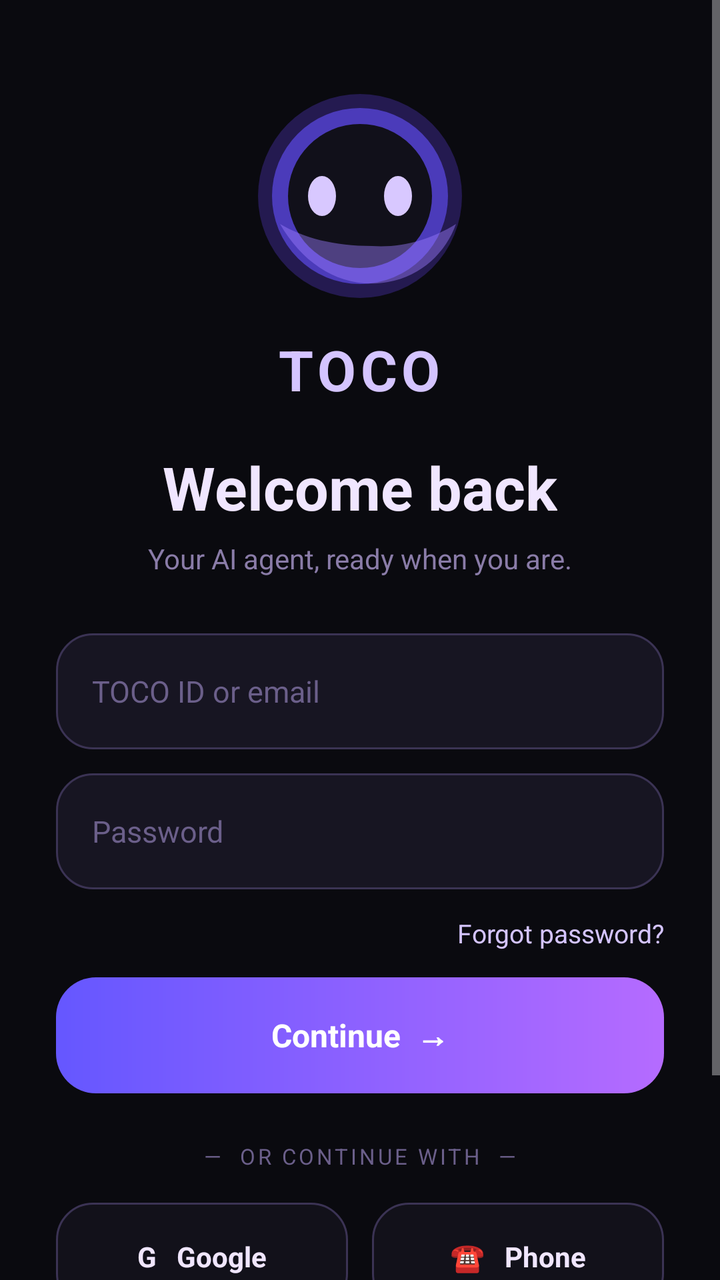
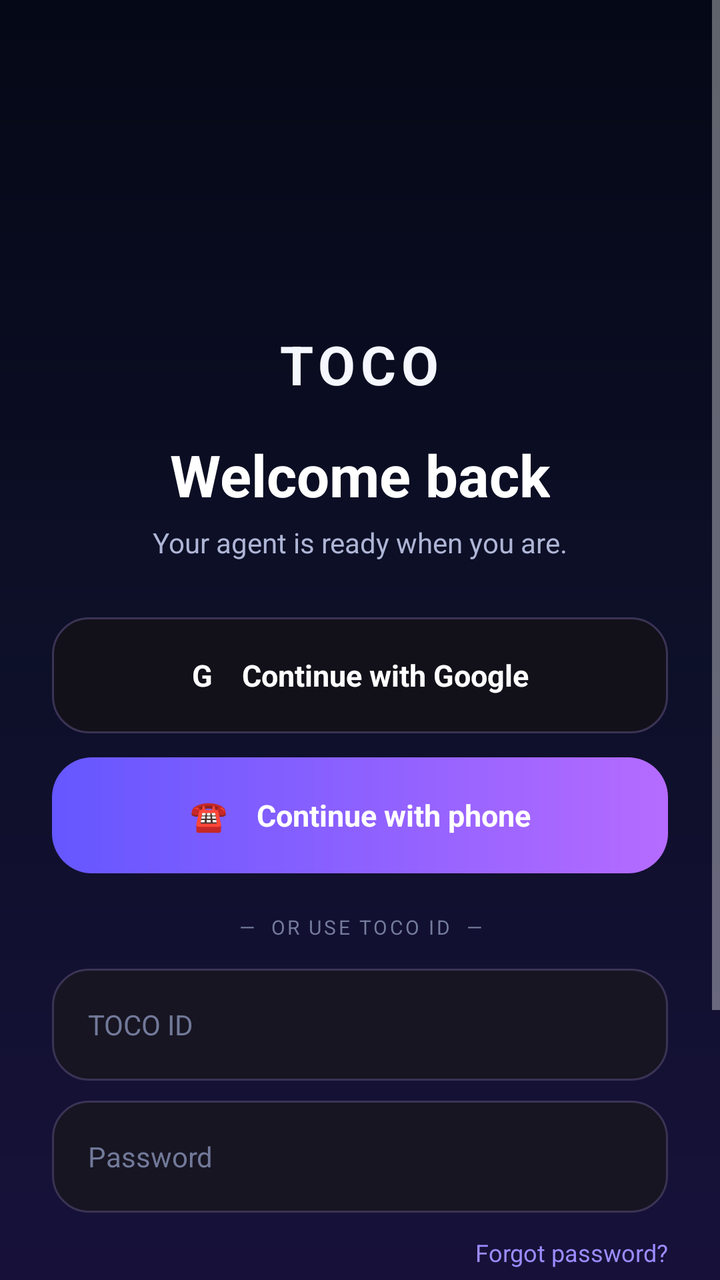

Screens rendered from an Android XML layout before and after an edit, with the pre-edit source and the edit as a unified diff.
<!-- AndroidManifest.xml: activity theme Theme.Toco -->
<!-- res/layout/activity_login.xml -->
<?xml version="1.0" encoding="utf-8"?>
<ScrollView xmlns:android="http://schemas.android.com/apk/res/android"
    android:layout_width="match_parent" android:layout_height="match_parent"
    android:background="@color/bg" android:fillViewport="true" android:overScrollMode="never">

    <LinearLayout android:layout_width="match_parent" android:layout_height="wrap_content"
        android:orientation="vertical" android:gravity="center_horizontal"
        android:paddingLeft="28dp" android:paddingRight="28dp" android:paddingTop="42dp" android:paddingBottom="28dp">

        <ImageView android:id="@+id/authLogo" android:layout_width="112dp" android:layout_height="112dp"
            android:src="@drawable/bg_toco_orb" android:contentDescription="TOCO" />

        <TextView android:layout_width="wrap_content" android:layout_height="wrap_content" android:layout_marginTop="12dp"
            android:text="TOCO" android:textColor="@color/accent_light" android:textSize="28sp" android:textStyle="bold" android:letterSpacing="0.08" />

        <TextView android:id="@+id/authTitle" android:layout_width="wrap_content" android:layout_height="wrap_content" android:layout_marginTop="20dp"
            android:text="Welcome back" android:textColor="@color/text_primary" android:textSize="30sp" android:textStyle="bold" />

        <TextView android:id="@+id/authSubtitle" android:layout_width="wrap_content" android:layout_height="wrap_content" android:layout_marginTop="6dp"
            android:text="Your AI agent, ready when you are." android:textColor="@color/text_secondary" android:textSize="14sp" />

        <LinearLayout android:id="@+id/idPanel" android:layout_width="match_parent" android:layout_height="wrap_content"
            android:orientation="vertical" android:layout_marginTop="28dp">
            <EditText android:id="@+id/tocoId" android:layout_width="match_parent" android:layout_height="58dp"
                android:background="@drawable/bg_auth_input" android:hint="TOCO ID or email" android:singleLine="true"
                android:inputType="textEmailAddress" android:textColor="@color/text_primary" android:textColorHint="@color/text_hint" android:textSize="15sp" />
            <EditText android:id="@+id/tocoPassword" android:layout_width="match_parent" android:layout_height="58dp" android:layout_marginTop="12dp"
                android:background="@drawable/bg_auth_input" android:hint="Password" android:singleLine="true"
                android:inputType="textPassword" android:textColor="@color/text_primary" android:textColorHint="@color/text_hint" android:textSize="15sp" />
            <TextView android:id="@+id/forgotPassword" android:layout_width="wrap_content" android:layout_height="44dp" android:layout_gravity="end"
                android:gravity="center_vertical" android:text="Forgot password?" android:textColor="@color/accent_light" android:textSize="13sp" />
            <TextView android:id="@+id/tocoLogin" android:layout_width="match_parent" android:layout_height="58dp" android:background="@drawable/bg_auth_button"
                android:gravity="center" android:text="Continue  →" android:textColor="#FFFFFF" android:textSize="16sp" android:textStyle="bold" />
        </LinearLayout>

        <LinearLayout android:id="@+id/createPanel" android:layout_width="match_parent" android:layout_height="wrap_content" android:orientation="vertical"
            android:layout_marginTop="28dp" android:visibility="gone">
            <EditText android:id="@+id/createUsername" android:layout_width="match_parent" android:layout_height="58dp" android:background="@drawable/bg_auth_input"
                android:hint="Choose your username" android:singleLine="true" android:inputType="text" android:textColor="@color/text_primary" android:textColorHint="@color/text_hint" />
            <TextView android:id="@+id/idPreview" android:layout_width="match_parent" android:layout_height="wrap_content" android:layout_marginTop="8dp"
                android:text="yourname@toco.io" android:textColor="@color/accent_light" android:textSize="13sp" />
            <EditText android:id="@+id/createPassword" android:layout_width="match_parent" android:layout_height="58dp" android:layout_marginTop="12dp" android:background="@drawable/bg_auth_input"
                android:hint="Create password" android:singleLine="true" android:inputType="textPassword" android:textColor="@color/text_primary" android:textColorHint="@color/text_hint" />
            <TextView android:id="@+id/tocoCreate" android:layout_width="match_parent" android:layout_height="58dp" android:layout_marginTop="18dp" android:background="@drawable/bg_auth_button"
                android:gravity="center" android:text="Create account  →" android:textColor="#FFFFFF" android:textSize="16sp" android:textStyle="bold" />
        </LinearLayout>

        <LinearLayout android:id="@+id/phonePanel" android:layout_width="match_parent" android:layout_height="wrap_content" android:orientation="vertical"
            android:layout_marginTop="28dp" android:visibility="gone">
            <EditText android:id="@+id/phoneNumber" android:layout_width="match_parent" android:layout_height="58dp" android:background="@drawable/bg_auth_input"
                android:hint="+880  Your phone number" android:singleLine="true" android:inputType="phone" android:textColor="@color/text_primary" android:textColorHint="@color/text_hint" />
            <TextView android:id="@+id/sendPhoneCode" android:layout_width="match_parent" android:layout_height="58dp" android:layout_marginTop="16dp" android:background="@drawable/bg_auth_button"
                android:gravity="center" android:text="Send verification code  →" android:textColor="#FFFFFF" android:textStyle="bold" />
            <EditText android:id="@+id/phoneCode" android:layout_width="match_parent" android:layout_height="58dp" android:layout_marginTop="14dp" android:background="@drawable/bg_auth_input"
                android:hint="6-digit verification code" android:singleLine="true" android:inputType="number" android:textColor="@color/text_primary" android:textColorHint="@color/text_hint" android:visibility="gone" />
            <TextView android:id="@+id/verifyPhone" android:layout_width="match_parent" android:layout_height="58dp" android:layout_marginTop="14dp" android:background="@drawable/bg_auth_button"
                android:gravity="center" android:text="Verify &amp; continue  →" android:textColor="#FFFFFF" android:textStyle="bold" android:visibility="gone" />
        </LinearLayout>

        <LinearLayout android:id="@+id/socialPanel" android:layout_width="match_parent" android:layout_height="wrap_content" android:orientation="vertical" android:layout_marginTop="24dp">
            <TextView android:layout_width="match_parent" android:layout_height="wrap_content" android:gravity="center" android:text="—  OR CONTINUE WITH  —"
                android:textColor="@color/text_hint" android:textSize="11sp" android:letterSpacing="0.12" />
            <LinearLayout android:layout_width="match_parent" android:layout_height="wrap_content" android:orientation="horizontal" android:layout_marginTop="16dp">
                <TextView android:id="@+id/googleLogin" android:layout_width="0dp" android:layout_height="54dp" android:layout_weight="1" android:background="@drawable/bg_auth_social"
                    android:gravity="center" android:text="G   Google" android:textColor="@color/text_primary" android:textSize="14sp" android:textStyle="bold" />
                <Space android:layout_width="12dp" android:layout_height="1dp" />
                <TextView android:id="@+id/phoneLogin" android:layout_width="0dp" android:layout_height="54dp" android:layout_weight="1" android:background="@drawable/bg_auth_social"
                    android:gravity="center" android:text="☎   Phone" android:textColor="@color/text_primary" android:textSize="14sp" android:textStyle="bold" />
            </LinearLayout>
            <TextView android:id="@+id/createAccountLink" android:layout_width="match_parent" android:layout_height="52dp" android:gravity="center"
                android:text="New to TOCO?  Create an account" android:textColor="@color/accent_light" android:textSize="13sp" />
            <TextView android:id="@+id/backToLogin" android:layout_width="match_parent" android:layout_height="52dp" android:gravity="center"
                android:text="← Back to sign in" android:textColor="@color/accent_light" android:textSize="13sp" android:visibility="gone" />
        </LinearLayout>

        <ProgressBar android:id="@+id/loginProgress" style="?android:attr/progressBarStyleSmall" android:layout_width="wrap_content" android:layout_height="wrap_content"
            android:layout_marginTop="12dp" android:indeterminateTint="@color/accent" android:visibility="gone" />
        <TextView android:id="@+id/loginStatus" android:layout_width="match_parent" android:layout_height="wrap_content" android:layout_marginTop="10dp"
            android:gravity="center" android:text="Private by design. Secured with your account." android:textColor="@color/text_secondary" android:textSize="12sp" />
    </LinearLayout>
</ScrollView>
<!-- resources referenced by this layout -->
<resources>
  <color name="accent">#9B7CFF</color>
  <color name="accent_light">#D4C4FF</color>
  <color name="bg">#0A0A0F</color>
  <color name="text_hint">#6B5F8A</color>
  <color name="text_primary">#F0E6FF</color>
  <color name="text_secondary">#8A7CA8</color>
  <!-- drawable bg_auth_button (drawable) -->
  <shape xmlns:android="http://schemas.android.com/apk/res/android" android:shape="rectangle">
      <gradient android:angle="0" android:startColor="#6557FF" android:endColor="#B56BFF"/>
      <corners android:radius="20dp"/>
  </shape>
  <!-- drawable bg_auth_input (drawable) -->
  <shape xmlns:android="http://schemas.android.com/apk/res/android" android:shape="rectangle">
      <solid android:color="#171522"/>
      <stroke android:width="1dp" android:color="#3B3354"/>
      <corners android:radius="18dp"/>
      <padding android:left="18dp" android:right="18dp" android:top="4dp" android:bottom="4dp"/>
  </shape>
  <!-- drawable bg_auth_social (drawable) -->
  <shape xmlns:android="http://schemas.android.com/apk/res/android" android:shape="rectangle">
      <solid android:color="#12111A"/>
      <stroke android:width="1dp" android:color="#3B3354"/>
      <corners android:radius="18dp"/>
  </shape>
  <!-- drawable bg_toco_orb (drawable) -->
  <vector xmlns:android="http://schemas.android.com/apk/res/android" android:width="112dp" android:height="112dp" android:viewportWidth="112" android:viewportHeight="112">
      <path android:fillColor="#241A50" android:pathData="M56,5A51,51 0,1 0,56 107A51,51 0,1 0,56 5"/>
      <path android:fillColor="#4B3BBA" android:pathData="M56,12A44,44 0,1 0,56 100A44,44 0,1 0,56 12"/>
      <path android:fillColor="#11101A" android:pathData="M56,20A36,36 0,1 0,56 92A36,36 0,1 0,56 20"/>
      <path android:fillColor="#D8C8FF" android:pathData="M37,46A7,10 0,1 0,37 66A7,10 0,1 0,37 46M75,46A7,10 0,1 0,75 66A7,10 0,1 0,75 46"/>
      <path android:fillColor="#9B7CFF" android:pathData="M16,70C28,91 48,103 70,99C87,96 99,84 104,70C91,78 77,82 62,81C43,81 28,77 16,70Z" android:fillAlpha="0.45"/>
  </vector>
  <style name="Theme.Toco" parent="Theme.AppCompat.NoActionBar">
          <item name="android:windowBackground">@color/bg</item>
          <item name="android:statusBarColor">@color/bg</item>
          <item name="android:navigationBarColor">@color/bg</item>
          <item name="android:windowLightStatusBar">false</item>
          <item name="colorAccent">@color/accent</item>
      </style>
</resources>

<!-- the commit's change to res/layout/activity_login.xml (unified diff, before → after) -->
@@ -1,81 +1,91 @@
 <?xml version="1.0" encoding="utf-8"?>
 <ScrollView xmlns:android="http://schemas.android.com/apk/res/android"
     android:layout_width="match_parent" android:layout_height="match_parent"
-    android:background="@color/bg" android:fillViewport="true" android:overScrollMode="never">
+    android:background="@drawable/bg_auth_screen" android:fillViewport="true" android:overScrollMode="never">
 
     <LinearLayout android:layout_width="match_parent" android:layout_height="wrap_content"
         android:orientation="vertical" android:gravity="center_horizontal"
-        android:paddingLeft="28dp" android:paddingRight="28dp" android:paddingTop="42dp" android:paddingBottom="28dp">
+        android:paddingLeft="26dp" android:paddingRight="26dp" android:paddingTop="38dp" android:paddingBottom="28dp">
 
-        <ImageView android:id="@+id/authLogo" android:layout_width="112dp" android:layout_height="112dp"
-            android:src="@drawable/bg_toco_orb" android:contentDescription="TOCO" />
+        <ImageView android:id="@+id/authLogo" android:layout_width="118dp" android:layout_height="118dp"
+            android:src="@mipmap/ic_launcher" android:contentDescription="TOCO" />
 
-        <TextView android:layout_width="wrap_content" android:layout_height="wrap_content" android:layout_marginTop="12dp"
-            android:text="TOCO" android:textColor="@color/accent_light" android:textSize="28sp" android:textStyle="bold" android:letterSpacing="0.08" />
+        <TextView android:layout_width="wrap_content" android:layout_height="wrap_content" android:layout_marginTop="8dp"
+            android:text="TOCO" android:textColor="#F5F7FF" android:textSize="27sp" android:textStyle="bold" android:letterSpacing="0.10" />
 
-        <TextView android:id="@+id/authTitle" android:layout_width="wrap_content" android:layout_height="wrap_content" android:layout_marginTop="20dp"
-            android:text="Welcome back" android:textColor="@color/text_primary" android:textSize="30sp" android:textStyle="bold" />
+        <TextView android:id="@+id/authTitle" android:layout_width="wrap_content" android:layout_height="wrap_content" android:layout_marginTop="18dp"
+            android:text="Welcome back" android:textColor="#FFFFFF" android:textSize="29sp" android:textStyle="bold" />
 
-        <TextView android:id="@+id/authSubtitle" android:layout_width="wrap_content" android:layout_height="wrap_content" android:layout_marginTop="6dp"
-            android:text="Your AI agent, ready when you are." android:textColor="@color/text_secondary" android:textSize="14sp" />
+        <TextView android:id="@+id/authSubtitle" android:layout_width="wrap_content" android:layout_height="wrap_content" android:layout_marginTop="5dp"
+            android:text="Your agent is ready when you are." android:textColor="#AEB5D5" android:textSize="14sp" />
 
+        
         <LinearLayout android:id="@+id/idPanel" android:layout_width="match_parent" android:layout_height="wrap_content"
             android:orientation="vertical" android:layout_marginTop="28dp">
-            <EditText android:id="@+id/tocoId" android:layout_width="match_parent" android:layout_height="58dp"
-                android:background="@drawable/bg_auth_input" android:hint="TOCO ID or email" android:singleLine="true"
-                android:inputType="textEmailAddress" android:textColor="@color/text_primary" android:textColorHint="@color/text_hint" android:textSize="15sp" />
-            <EditText android:id="@+id/tocoPassword" android:layout_width="match_parent" android:layout_height="58dp" android:layout_marginTop="12dp"
-                android:background="@drawable/bg_auth_input" android:hint="Password" android:singleLine="true"
-                android:inputType="textPassword" android:textColor="@color/text_primary" android:textColorHint="@color/text_hint" android:textSize="15sp" />
-            <TextView android:id="@+id/forgotPassword" android:layout_width="wrap_content" android:layout_height="44dp" android:layout_gravity="end"
-                android:gravity="center_vertical" android:text="Forgot password?" android:textColor="@color/accent_light" android:textSize="13sp" />
-            <TextView android:id="@+id/tocoLogin" android:layout_width="match_parent" android:layout_height="58dp" android:background="@drawable/bg_auth_button"
-                android:gravity="center" android:text="Continue  →" android:textColor="#FFFFFF" android:textSize="16sp" android:textStyle="bold" />
+            <TextView android:id="@+id/googleLogin" android:layout_width="match_parent" android:layout_height="58dp"
+                android:background="@drawable/bg_auth_social" android:gravity="center" android:text="G    Continue with Google"
+                android:textColor="#FFFFFF" android:textSize="15sp" android:textStyle="bold" />
+            <TextView android:id="@+id/phoneLogin" android:layout_width="match_parent" android:layout_height="58dp" android:layout_marginTop="12dp"
+                android:background="@drawable/bg_auth_button" android:gravity="center" android:text="☎    Continue with phone"
+                android:textColor="#FFFFFF" android:textSize="15sp" android:textStyle="bold" />
+
+            <TextView android:layout_width="match_parent" android:layout_height="wrap_content" android:layout_marginTop="20dp"
+                android:gravity="center" android:text="—  OR USE TOCO ID  —" android:textColor="#747B9C" android:textSize="10sp" android:letterSpacing="0.12" />
+            <EditText android:id="@+id/tocoId" android:layout_width="match_parent" android:layout_height="56dp" android:layout_marginTop="14dp"
+                android:background="@drawable/bg_auth_input" android:hint="TOCO ID" android:singleLine="true" android:inputType="textEmailAddress"
+                android:textColor="#FFFFFF" android:textColorHint="#727A9A" android:textSize="14sp" />
+            <EditText android:id="@+id/tocoPassword" android:layout_width="match_parent" android:layout_height="56dp" android:layout_marginTop="10dp"
+                android:background="@drawable/bg_auth_input" android:hint="Password" android:singleLine="true" android:inputType="textPassword"
+                android:textColor="#FFFFFF" android:textColorHint="#727A9A" android:textSize="14sp" />
+            <TextView android:id="@+id/forgotPassword" android:layout_width="wrap_content" android:layout_height="40dp" android:layout_gravity="end"
+                android:gravity="center_vertical" android:text="Forgot password?" android:textColor="#9B8CFF" android:textSize="12sp" />
+            <TextView android:id="@+id/tocoLogin" android:layout_width="match_parent" android:layout_height="54dp" android:background="@drawable/bg_auth_social"
+                android:gravity="center" android:text="Sign in with TOCO ID" android:textColor="#FFFFFF" android:textSize="14sp" android:textStyle="bold" />
         </LinearLayout>
 
         <LinearLayout android:id="@+id/createPanel" android:layout_width="match_parent" android:layout_height="wrap_content" android:orientation="vertical"
             android:layout_marginTop="28dp" android:visibility="gone">
             <EditText android:id="@+id/createUsername" android:layout_width="match_parent" android:layout_height="58dp" android:background="@drawable/bg_auth_input"
-                android:hint="Choose your username" android:singleLine="true" android:inputType="text" android:textColor="@color/text_primary" android:textColorHint="@color/text_hint" />
+                android:hint="Choose your username" android:singleLine="true" android:inputType="text" android:textColor="#FFFFFF" android:textColorHint="#727A9A" />
             <TextView android:id="@+id/idPreview" android:layout_width="match_parent" android:layout_height="wrap_content" android:layout_marginTop="8dp"
-                android:text="yourname@toco.io" android:textColor="@color/accent_light" android:textSize="13sp" />
+                android:text="yourname@toco.io" android:textColor="#9B8CFF" android:textSize="13sp" />
             <EditText android:id="@+id/createPassword" android:layout_width="match_parent" android:layout_height="58dp" android:layout_marginTop="12dp" android:background="@drawable/bg_auth_input"
-                android:hint="Create password" android:singleLine="true" android:inputType="textPassword" android:textColor="@color/text_primary" android:textColorHint="@color/text_hint" />
+                android:hint="Create password" android:singleLine="true" android:inputType="textPassword" android:textColor="#FFFFFF" android:textColorHint="#727A9A" />
             <TextView android:id="@+id/tocoCreate" android:layout_width="match_parent" android:layout_height="58dp" android:layout_marginTop="18dp" android:background="@drawable/bg_auth_button"
                 android:gravity="center" android:text="Create account  →" android:textColor="#FFFFFF" android:textSize="16sp" android:textStyle="bold" />
         </LinearLayout>
 
         <LinearLayout android:id="@+id/phonePanel" android:layout_width="match_parent" android:layout_height="wrap_content" android:orientation="vertical"
             android:layout_marginTop="28dp" android:visibility="gone">
-            <EditText android:id="@+id/phoneNumber" android:layout_width="match_parent" android:layout_height="58dp" android:background="@drawable/bg_auth_input"
-                android:hint="+880  Your phone number" android:singleLine="true" android:inputType="phone" android:textColor="@color/text_primary" android:textColorHint="@color/text_hint" />
-            <TextView android:id="@+id/sendPhoneCode" android:layout_width="match_parent" android:layout_height="58dp" android:layout_marginTop="16dp" android:background="@drawable/bg_auth_button"
-                android:gravity="center" android:text="Send verification code  →" android:textColor="#FFFFFF" android:textStyle="bold" />
-            <EditText android:id="@+id/phoneCode" android:layout_width="match_parent" android:layout_height="58dp" android:layout_marginTop="14dp" android:background="@drawable/bg_auth_input"
-                android:hint="6-digit verification code" android:singleLine="true" android:inputType="number" android:textColor="@color/text_primary" android:textColorHint="@color/text_hint" android:visibility="gone" />
-            <TextView android:id="@+id/verifyPhone" android:layout_width="match_parent" android:layout_height="58dp" android:layout_marginTop="14dp" android:background="@drawable/bg_auth_button"
-                android:gravity="center" android:text="Verify &amp; continue  →" android:textColor="#FFFFFF" android:textStyle="bold" android:visibility="gone" />
+            <TextView android:layout_width="match_parent" android:layout_height="wrap_content" android:text="Your phone number"
+                android:textColor="#D9DDF2" android:textSize="13sp" />
+            <EditText android:id="@+id/phoneNumber" android:layout_width="match_parent" android:layout_height="58dp" android:layout_marginTop="8dp"
+                android:background="@drawable/bg_auth_input" android:hint="+880 1XXXXXXXXX" android:singleLine="true" android:inputType="phone"
+                android:textColor="#FFFFFF" android:textColorHint="#727A9A" />
+            <TextView android:id="@+id/sendPhoneCode" android:layout_width="match_parent" android:layout_height="58dp" android:layout_marginTop="16dp"
+                android:background="@drawable/bg_auth_button" android:gravity="center" android:text="Continue  →" android:textColor="#FFFFFF" android:textStyle="bold" />
+            <TextView android:layout_width="match_parent" android:layout_height="wrap_content" android:layout_marginTop="10dp" android:gravity="center"
+                android:text="TOCO tries WhatsApp first. SMS is available as fallback." android:textColor="#7F87A8" android:textSize="11sp" />
+            <EditText android:id="@+id/phoneCode" android:layout_width="match_parent" android:layout_height="58dp" android:layout_marginTop="18dp"
+                android:background="@drawable/bg_auth_input" android:hint="6-digit verification code" android:singleLine="true" android:inputType="number"
+                android:textColor="#FFFFFF" android:textColorHint="#727A9A" android:visibility="gone" />
+            <TextView android:id="@+id/verifyPhone" android:layout_width="match_parent" android:layout_height="58dp" android:layout_marginTop="12dp"
+                android:background="@drawable/bg_auth_button" android:gravity="center" android:text="Verify &amp; continue  →" android:textColor="#FFFFFF"
+                android:textStyle="bold" android:visibility="gone" />
+            <TextView android:id="@+id/smsFallback" android:layout_width="match_parent" android:layout_height="48dp" android:layout_marginTop="6dp"
+                android:gravity="center" android:text="Didn't get it? Send by SMS" android:textColor="#9B8CFF" android:textSize="13sp" android:visibility="gone" />
         </LinearLayout>
 
-        <LinearLayout android:id="@+id/socialPanel" android:layout_width="match_parent" android:layout_height="wrap_content" android:orientation="vertical" android:layout_marginTop="24dp">
-            <TextView android:layout_width="match_parent" android:layout_height="wrap_content" android:gravity="center" android:text="—  OR CONTINUE WITH  —"
-                android:textColor="@color/text_hint" android:textSize="11sp" android:letterSpacing="0.12" />
-            <LinearLayout android:layout_width="match_parent" android:layout_height="wrap_content" android:orientation="horizontal" android:layout_marginTop="16dp">
-                <TextView android:id="@+id/googleLogin" android:layout_width="0dp" android:layout_height="54dp" android:layout_weight="1" android:background="@drawable/bg_auth_social"
-                    android:gravity="center" android:text="G   Google" android:textColor="@color/text_primary" android:textSize="14sp" android:textStyle="bold" />
-                <Space android:layout_width="12dp" android:layout_height="1dp" />
-                <TextView android:id="@+id/phoneLogin" android:layout_width="0dp" android:layout_height="54dp" android:layout_weight="1" android:background="@drawable/bg_auth_social"
-                    android:gravity="center" android:text="☎   Phone" android:textColor="@color/text_primary" android:textSize="14sp" android:textStyle="bold" />
-            </LinearLayout>
-            <TextView android:id="@+id/createAccountLink" android:layout_width="match_parent" android:layout_height="52dp" android:gravity="center"
-                android:text="New to TOCO?  Create an account" android:textColor="@color/accent_light" android:textSize="13sp" />
-            <TextView android:id="@+id/backToLogin" android:layout_width="match_parent" android:layout_height="52dp" android:gravity="center"
-                android:text="← Back to sign in" android:textColor="@color/accent_light" android:textSize="13sp" android:visibility="gone" />
+        <LinearLayout android:id="@+id/socialPanel" android:layout_width="match_parent" android:layout_height="wrap_content" android:orientation="vertical" android:layout_marginTop="14dp">
+            <TextView android:id="@+id/createAccountLink" android:layout_width="match_parent" android:layout_height="46dp" android:gravity="center"
+                android:text="New to TOCO?  Create an account" android:textColor="#9B8CFF" android:textSize="13sp" />
+            <TextView android:id="@+id/backToLogin" android:layout_width="match_parent" android:layout_height="46dp" android:gravity="center"
+                android:text="← Back to sign in" android:textColor="#9B8CFF" android:textSize="13sp" android:visibility="gone" />
         </LinearLayout>
 
         <ProgressBar android:id="@+id/loginProgress" style="?android:attr/progressBarStyleSmall" android:layout_width="wrap_content" android:layout_height="wrap_content"
-            android:layout_marginTop="12dp" android:indeterminateTint="@color/accent" android:visibility="gone" />
-        <TextView android:id="@+id/loginStatus" android:layout_width="match_parent" android:layout_height="wrap_content" android:layout_marginTop="10dp"
-            android:gravity="center" android:text="Private by design. Secured with your account." android:textColor="@color/text_secondary" android:textSize="12sp" />
+            android:layout_marginTop="10dp" android:indeterminateTint="#8E6CFF" android:visibility="gone" />
+        <TextView android:id="@+id/loginStatus" android:layout_width="match_parent" android:layout_height="wrap_content" android:layout_marginTop="8dp"
+            android:gravity="center" android:text="Private by design. Secured with your account." android:textColor="#777F9F" android:textSize="11sp" />
     </LinearLayout>
 </ScrollView>
<!-- resource entries referenced after the edit -->
@@ -1,11 +1,5 @@
 <!-- resources referenced by this layout -->
 <resources>
-  <color name="accent">#9B7CFF</color>
-  <color name="accent_light">#D4C4FF</color>
-  <color name="bg">#0A0A0F</color>
-  <color name="text_hint">#6B5F8A</color>
-  <color name="text_primary">#F0E6FF</color>
-  <color name="text_secondary">#8A7CA8</color>
   <!-- drawable bg_auth_button (drawable) -->
   <shape xmlns:android="http://schemas.android.com/apk/res/android" android:shape="rectangle">
       <gradient android:angle="0" android:startColor="#6557FF" android:endColor="#B56BFF"/>
@@ -18,20 +12,18 @@
       <corners android:radius="18dp"/>
       <padding android:left="18dp" android:right="18dp" android:top="4dp" android:bottom="4dp"/>
   </shape>
+  <!-- drawable bg_auth_screen (drawable) -->
+  <shape xmlns:android="http://schemas.android.com/apk/res/android" android:shape="rectangle">
+      <gradient android:angle="270" android:startColor="#050816" android:centerColor="#0D1028" android:endColor="#17113A" />
+  </shape>
   <!-- drawable bg_auth_social (drawable) -->
   <shape xmlns:android="http://schemas.android.com/apk/res/android" android:shape="rectangle">
       <solid android:color="#12111A"/>
       <stroke android:width="1dp" android:color="#3B3354"/>
       <corners android:radius="18dp"/>
   </shape>
-  <!-- drawable bg_toco_orb (drawable) -->
-  <vector xmlns:android="http://schemas.android.com/apk/res/android" android:width="112dp" android:height="112dp" android:viewportWidth="112" android:viewportHeight="112">
-      <path android:fillColor="#241A50" android:pathData="M56,5A51,51 0,1 0,56 107A51,51 0,1 0,56 5"/>
-      <path android:fillColor="#4B3BBA" android:pathData="M56,12A44,44 0,1 0,56 100A44,44 0,1 0,56 12"/>
-      <path android:fillColor="#11101A" android:pathData="M56,20A36,36 0,1 0,56 92A36,36 0,1 0,56 20"/>
-      <path android:fillColor="#D8C8FF" android:pathData="M37,46A7,10 0,1 0,37 66A7,10 0,1 0,37 46M75,46A7,10 0,1 0,75 66A7,10 0,1 0,75 46"/>
-      <path android:fillColor="#9B7CFF" android:pathData="M16,70C28,91 48,103 70,99C87,96 99,84 104,70C91,78 77,82 62,81C43,81 28,77 16,70Z" android:fillAlpha="0.45"/>
-  </vector>
+  <!-- mipmap ic_launcher (mipmap-anydpi) -->
+  <bitmap xmlns:android="http://schemas.android.com/apk/res/android" android:src="@drawable/toco_app_icon" android:gravity="fill" />
   <style name="Theme.Toco" parent="Theme.AppCompat.NoActionBar">
           <item name="android:windowBackground">@color/bg</item>
           <item name="android:statusBarColor">@color/bg</item>
@@ -39,5 +31,7 @@
           <item name="android:windowLightStatusBar">false</item>
           <item name="colorAccent">@color/accent</item>
       </style>
+  <color name="bg">#0A0A0F</color>
+  <color name="accent">#9B7CFF</color>
 </resources>
 
